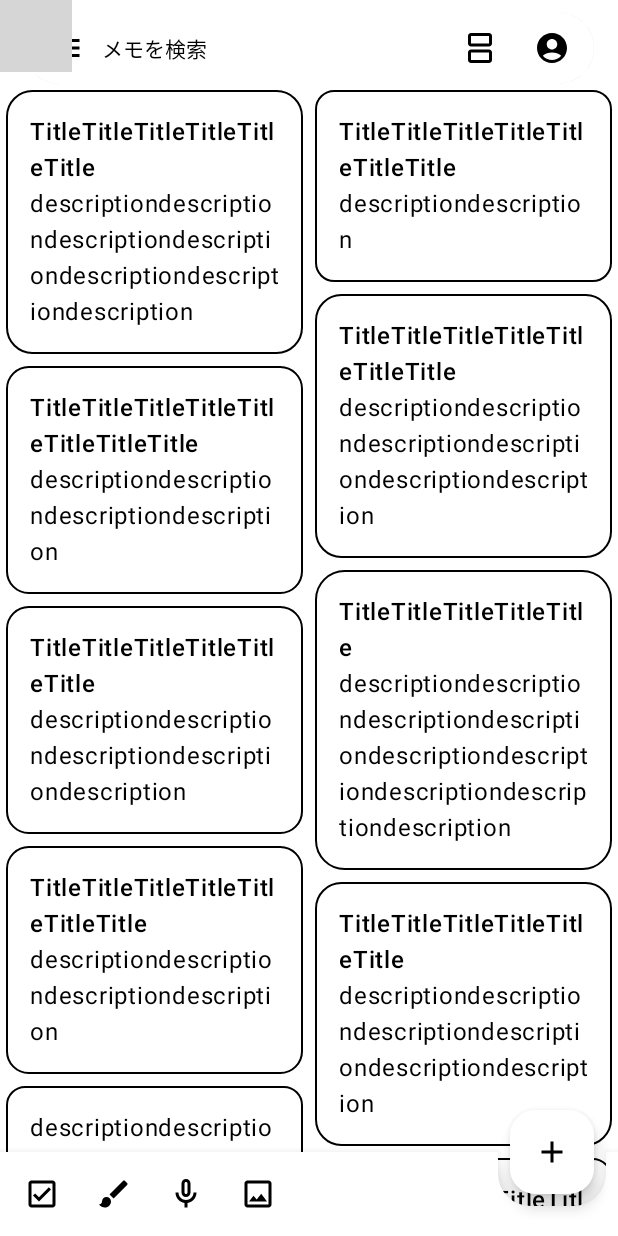
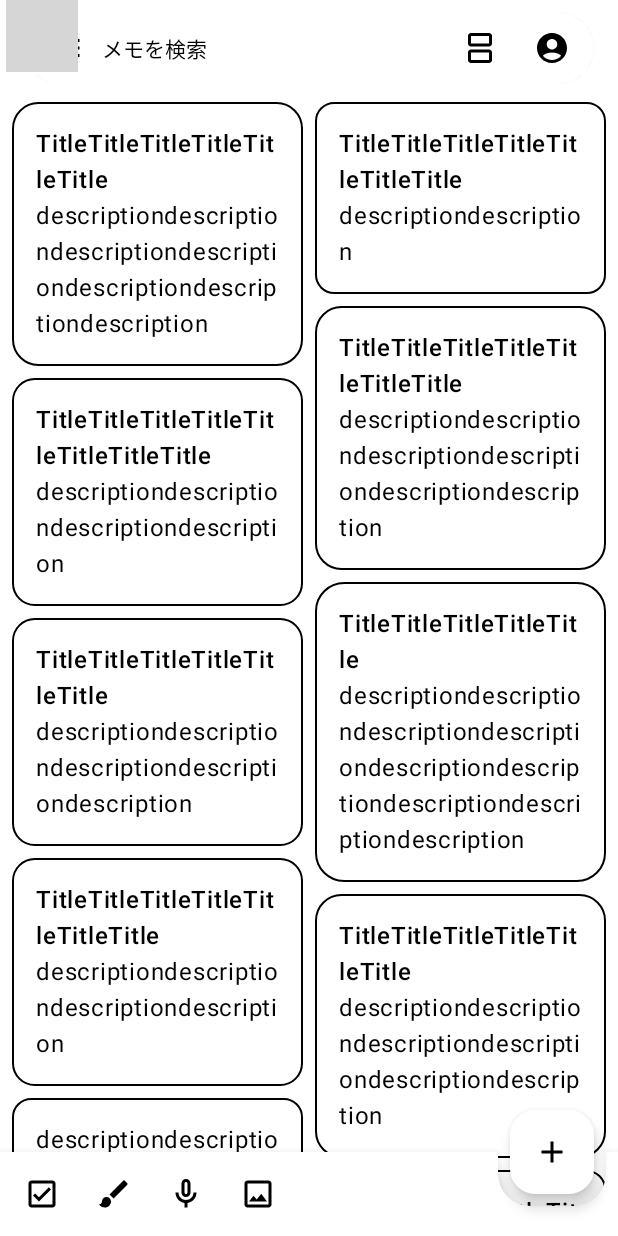
Before and after one commit to myoshita/compose-keep, an Android app built with Jetpack Compose: the composable HomeScreen shown on its own in the app's theme, on a phone screen of 412 x 824 dp. Run offline under Robolectric (Android 15) with nearby library versions, the phone set to English and light mode, and no system bars; our stand-ins replace accompanist; 5 statements that could not run were skipped; grey boxes are pictures that could not be loaded.

Commit message:
Fix padding

```diff
--- a/app/src/main/java/com/example/compose_keep/ui/memos/Memos.kt
+++ b/app/src/main/java/com/example/compose_keep/ui/memos/Memos.kt
@@ -39,7 +39,7 @@ fun Memos(
 ) {
     LazyColumn(
         contentPadding = contentPadding,
-        modifier = modifier,
+        modifier = modifier.padding(horizontal = 4.dp),
     ) {
         item {
             Spacer(modifier = Modifier.statusBarsHeight(additional = 48.dp + 8.dp))
@@ -61,7 +61,7 @@ fun Memos(
                     StaggeredVerticalGrid(
                         maxColumnWidth = 220.dp,
                         modifier = modifier
-                            .padding(vertical = 8.dp)
+                            .padding(vertical = 16.dp)
                     ) {
                         memos.forEach {
                             MemoItem(
```
